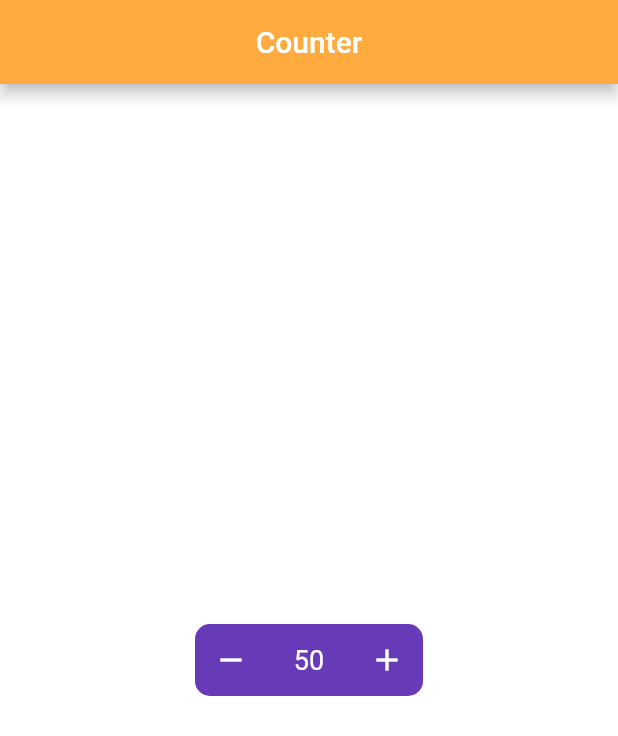
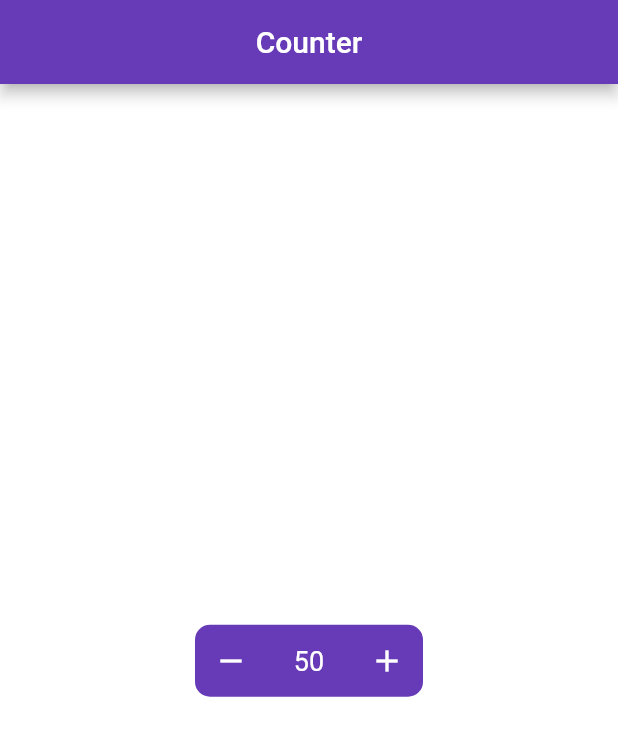
Before and after one commit to rafayusupov/counter_hw_udemy, a Flutter app: the screen it shows after launch, on a phone screen of 412 x 824 dp. Shown: the top 736 px of the screen. Run offline on Flutter 3.47's test engine with Material 2 defaults, Android fonts, the phone set to English and light mode, and no system bars.

Commit message:
padding out widget and colors

```diff
--- a/lib/main.dart
+++ b/lib/main.dart
@@ -8,11 +8,12 @@ class MyCounter extends StatelessWidget {
   @override
   Widget build(BuildContext context) {
     return MaterialApp(
+      debugShowCheckedModeBanner: false,
       home: Scaffold(
         appBar: AppBar(
           title: Text('Counter'),
           centerTitle: true,
-          backgroundColor: Colors.orangeAccent,
+          backgroundColor: Colors.deepPurple,
         ),
         body: Container(
           padding: EdgeInsets.all(130),
@@ -20,10 +21,12 @@ class MyCounter extends StatelessWidget {
             mainAxisAlignment: MainAxisAlignment.center,
             children: [
               Text('Tap "-" to decrement',
-                  style: TextStyle(color: Colors.white)),
+                  style: TextStyle(color: Colors.white, fontSize: 13)),
+              SizedBox(height: 10,),
               CounterWidget(),
+              SizedBox(height: 10,),
               Text('Tap "+" to decrement',
-                  style: TextStyle(color: Colors.white)),
+                  style: TextStyle(color: Colors.white,fontSize: 12)),
             ],
           ),
         ),
```
